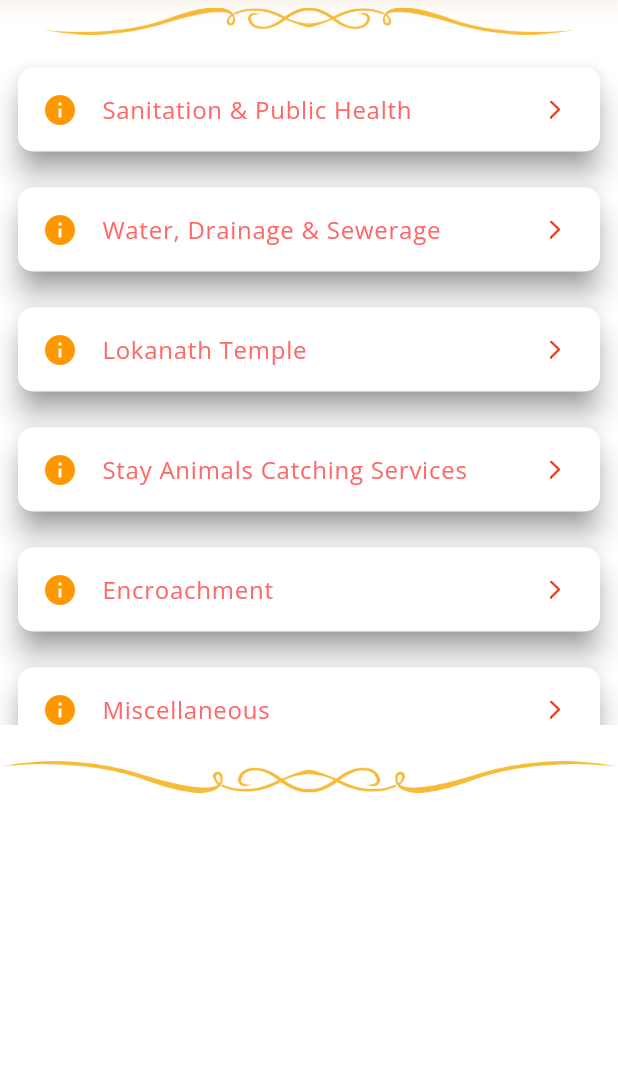
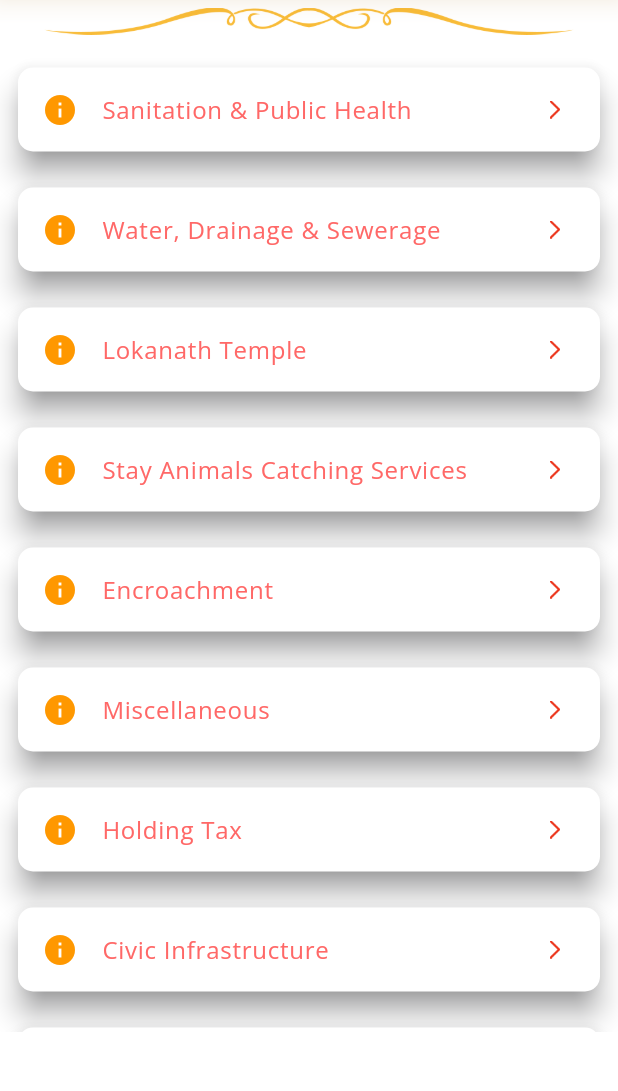
Before and after one commit to Soyabali/survey, a Flutter app: the OnlineComplaint screen opened directly, on a phone screen of 412 x 824 dp, the part 129-1220 px from its top. Run offline on Flutter 3.47's test engine with Material 3 defaults, Android fonts, the phone set to English and light mode, and no system bars; our stand-ins replace fluttertoast, google_fonts, image_picker, readmore, shared_preferences, webview_flutter; missing offline and left inert: back_button_interceptor; accounts and stored records are empty; network calls fail; project files that could hold a hidden picture were left out.

Commit message:
bug is resole..

```diff
--- a/lib/presentation/complaints/raiseGrievance/onlineComplaint.dart
+++ b/lib/presentation/complaints/raiseGrievance/onlineComplaint.dart
@@ -7,10 +7,11 @@ import '../../../app/navigationUtils.dart';
 import '../../resources/app_text_style.dart';
 import 'onlineComplaintForm.dart';
 
-
 class OnlineComplaint extends StatefulWidget {
   final name;
+
   OnlineComplaint({super.key, this.name});
+
   @override
   State<OnlineComplaint> createState() => _TemplesHomeState();
 }
@@ -75,6 +76,7 @@ class _TemplesHomeState extends State<OnlineComplaint> {
     super.initState();
     BackButtonInterceptor.add(myInterceptor);
   }
+
   bool myInterceptor(bool stopDefaultButtonEvent, RouteInfo info) {
     NavigationUtils.onWillPop(context);
     return true;
@@ -90,21 +92,28 @@ class _TemplesHomeState extends State<OnlineComplaint> {
   Widget build(BuildContext context) {
     return Scaffold(
       backgroundColor: Colors.white,
-      appBar: getAppBarBack(context,'${widget.name}'),
+      appBar: getAppBarBack(context, '${widget.name}'),
       drawer:
           generalFunction.drawerFunction(context, 'Suaib Ali', '9871950881'),
-      body: ListView(
+      body: Padding(
+        padding: const EdgeInsets.only(bottom: 50),
+        child: SingleChildScrollView(
+          child: Column(
+            crossAxisAlignment: CrossAxisAlignment.stretch,
             children: <Widget>[
-          middleHeader(context,'${widget.name}'),
-          Image.asset('assets/images/templelement2.png',
-              // Replace with your first image path
+              middleHeader(context, '${widget.name}'),
+              Image.asset(
+                'assets/images/templelement2.png',
                 height: 18.0,
-              width: MediaQuery.of(context).size.width),
+                width: MediaQuery.of(context).size.width,
+              ),
               SizedBox(height: 10),
               Container(
-            height: 450,
+                height: MediaQuery.of(context).size.height,
                 child: ListView.builder(
-              itemCount: itemList.length, // Set the number of items in the list
+                  shrinkWrap: true,
+                  physics: NeverScrollableScrollPhysics(),
+                  itemCount: itemList.length,
                   itemBuilder: (context, index) {
                     return Center(
                       child: Padding(
@@ -114,11 +123,10 @@ class _TemplesHomeState extends State<OnlineComplaint> {
                             var name = '${itemList[index]['temple']}';
                             Navigator.push(
                               context,
-                          MaterialPageRoute(builder: (context) => OnlineComplaintForm(complaintName:name)),
+                              MaterialPageRoute(
+                                  builder: (context) =>
+                                      OnlineComplaintForm(complaintName: name)),
                             );
-                        // Add your onTap functionality here
-                      //  var complaintName = 'Online Complaint $index';
-
                           },
                           splashColor: Colors.red.withAlpha(30),
                           borderRadius: BorderRadius.circular(10.0),
@@ -129,12 +137,16 @@ class _TemplesHomeState extends State<OnlineComplaint> {
                             ),
                             child: ListTile(
                               leading: Icon(Icons.info, color: Colors.orange),
-                          title: Text('${itemList[index]['temple']}', style: AppTextStyle.font16penSansExtraboldRedTextStyle), // Example title with index
+                              title: Text(
+                                '${itemList[index]['temple']}',
+                                style: AppTextStyle
+                                    .font16penSansExtraboldRedTextStyle,
+                              ),
                               trailing: Image.asset(
                                 'assets/images/arrow.png',
                                 height: 12,
                                 width: 12,
-                            )
+                              ),
                             ),
                           ),
                         ),
@@ -143,18 +155,82 @@ class _TemplesHomeState extends State<OnlineComplaint> {
                   },
                 ),
               ),
-          SizedBox(height: 20),
-
+              SizedBox(height: 10),
               Align(
                 alignment: Alignment.bottomCenter,
-            child: Image.asset('assets/images/templeelement3.png',
-                // Replace with your first image path
+                child: Image.asset(
+                  'assets/images/templeelement3.png',
                   height: 30.0,
-                width: MediaQuery.of(context).size.width),
+                  width: MediaQuery.of(context).size.width,
                 ),
-
+              ),
             ],
           ),
+        ),
+      ),
+      // body: Padding(
+      //   padding: const EdgeInsets.only(bottom: 50),
+      //   child: ListView(
+      //     children: <Widget>[
+      //       middleHeader(context,'${widget.name}'),
+      //       Image.asset('assets/images/templelement2.png',
+      //           // Replace with your first image path
+      //           height: 18.0,
+      //           width: MediaQuery.of(context).size.width),
+      //       SizedBox(height: 10),
+      //       Container(
+      //        // height: 450,
+      //         height: MediaQuery.of(context).size.height,
+      //         child: ListView.builder(
+      //           itemCount: itemList.length, // Set the number of items in the list
+      //           itemBuilder: (context, index) {
+      //             return Center(
+      //               child: Padding(
+      //                 padding: const EdgeInsets.all(8.0),
+      //                 child: InkWell(
+      //                   onTap: () {
+      //                      var name = '${itemList[index]['temple']}';
+      //                     Navigator.push(
+      //                       context,
+      //                       MaterialPageRoute(builder: (context) => OnlineComplaintForm(complaintName:name)),
+      //                     );
+      //
+      //                   },
+      //                   splashColor: Colors.red.withAlpha(30),
+      //                   borderRadius: BorderRadius.circular(10.0),
+      //                   child: Card(
+      //                     elevation: 8,
+      //                     shape: RoundedRectangleBorder(
+      //                       borderRadius: BorderRadius.circular(10.0),
+      //                     ),
+      //                     child: ListTile(
+      //                       leading: Icon(Icons.info, color: Colors.orange),
+      //                       title: Text('${itemList[index]['temple']}', style: AppTextStyle.font16penSansExtraboldRedTextStyle), // Example title with index
+      //                         trailing: Image.asset(
+      //                           'assets/images/arrow.png',
+      //                           height: 12,
+      //                           width: 12,
+      //                         )
+      //                     ),
+      //                   ),
+      //                 ),
+      //               ),
+      //             );
+      //           },
+      //         ),
+      //       ),
+      //       SizedBox(height: 10),
+      //       Align(
+      //         alignment: Alignment.bottomCenter,
+      //         child: Image.asset('assets/images/templeelement3.png',
+      //             // Replace with your first image path
+      //             height: 30.0,
+      //             width: MediaQuery.of(context).size.width),
+      //       ),
+      //
+      //     ],
+      //   ),
+      // ),
     );
   }
 }
--- a/lib/presentation/toilet_locator/toilet_locator_details.dart
+++ b/lib/presentation/toilet_locator/toilet_locator_details.dart
@@ -53,8 +53,8 @@ class _KnowYourWardState extends State<LoiletLocatorDetails> {
                   children: [
                     Card(
                       elevation: 8,
-                      //color: Colors.greenAccent,
-                      color: Color(0xFFF0F8FF),
+                      color: Colors.white,
+                     // color: Color(0xFFF0F8FF),
                      // color: Color(0xFFD3D3D3),
                       shape: RoundedRectangleBorder(
                           borderRadius: BorderRadius.circular(8)),
```
Also changed, not shown: lib/presentation/aboutpuri/aboutpuri.dart (+9 -7 lines), lib/presentation/complaints/grievanceStatus/grievanceStatus.dart (+9 -58 lines), lib/presentation/complaints/grievanceStatus/searchBar.dart (+11 -13 lines), lib/presentation/emergencyContact/emergencyContact.dart (+25 -20 lines). Lines whose indentation alone changed are shown as unchanged.
